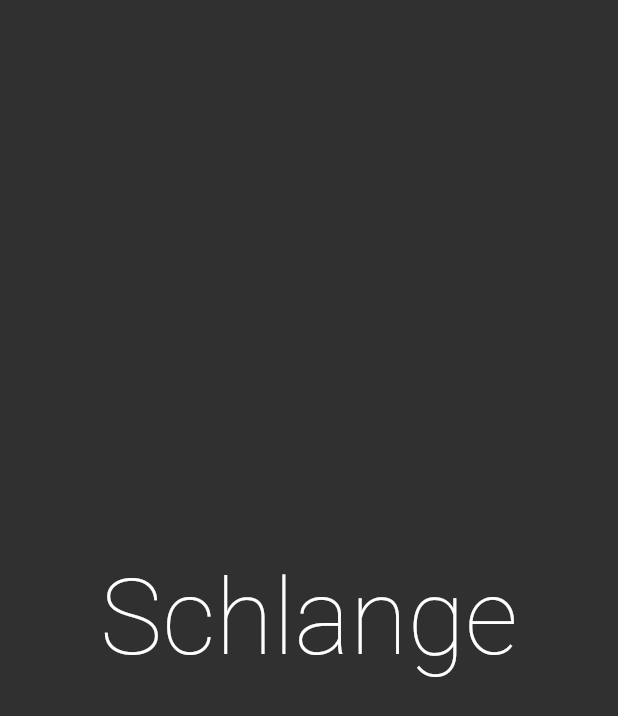
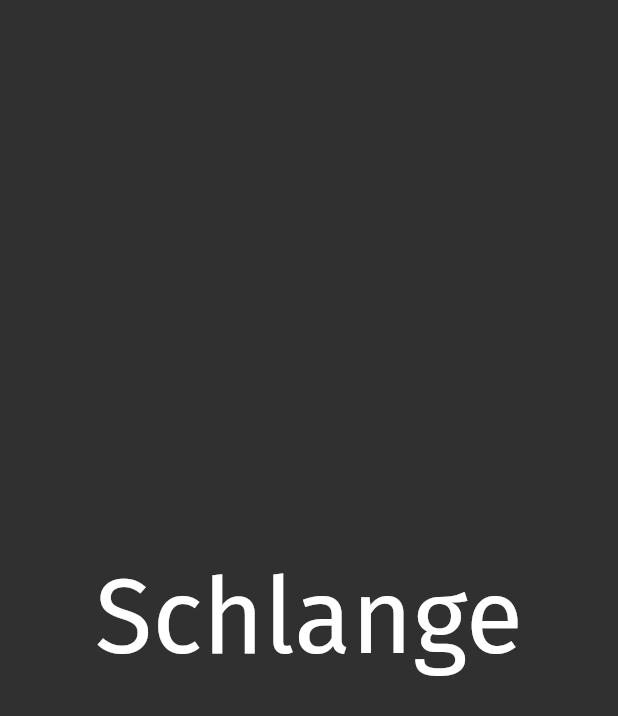
Before and after one commit to thhuang/Schlange, a Flutter app: the LandingScreen screen opened directly, on a phone screen of 412 x 824 dp. Shown: the top 716 px of the screen. Run offline on Flutter 3.47's test engine with Material 2 defaults, Android fonts, the phone set to English and light mode, and no system bars; our stand-ins replace equatable.

Commit message:
update font

```diff
--- a/Schlange/lib/schlange.dart
+++ b/Schlange/lib/schlange.dart
@@ -13,6 +13,7 @@ final mainTextTheme = TextTheme(
     fontSize: 20.0,
     color: Colors.white,
     fontFamily: 'FiraSans',
+    height: 1.3,
   ),
 );
 
--- a/Schlange/pubspec.yaml
+++ b/Schlange/pubspec.yaml
@@ -21,3 +21,7 @@ dev_dependencies:
 
 flutter:
   uses-material-design: true
+  fonts:
+    - family: FiraSans
+      fonts:
+        - asset: assets/fonts/FiraSans/FiraSans-Regular.ttf
```
Also changed, not shown: Schlange/assets/fonts/FiraSans/FiraSans-Regular.ttf (added).
